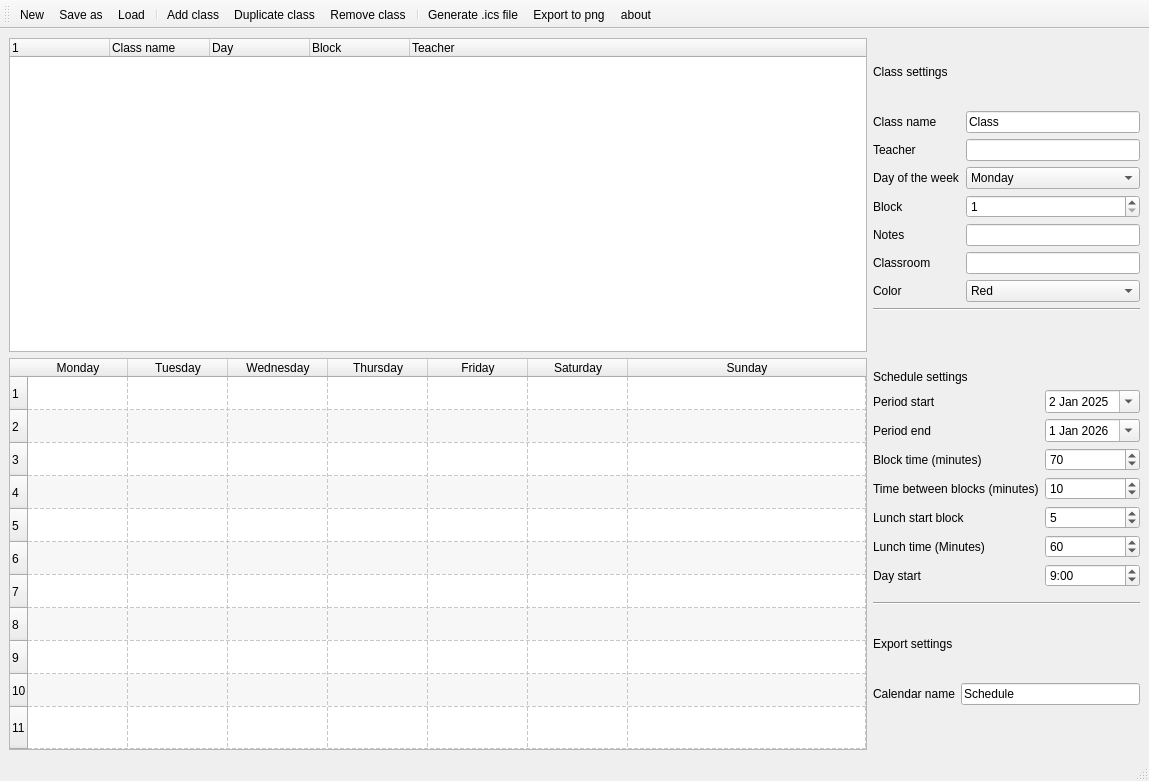
Qt form src/form.ui (discojapi/ics-class-schedule) before a commit.
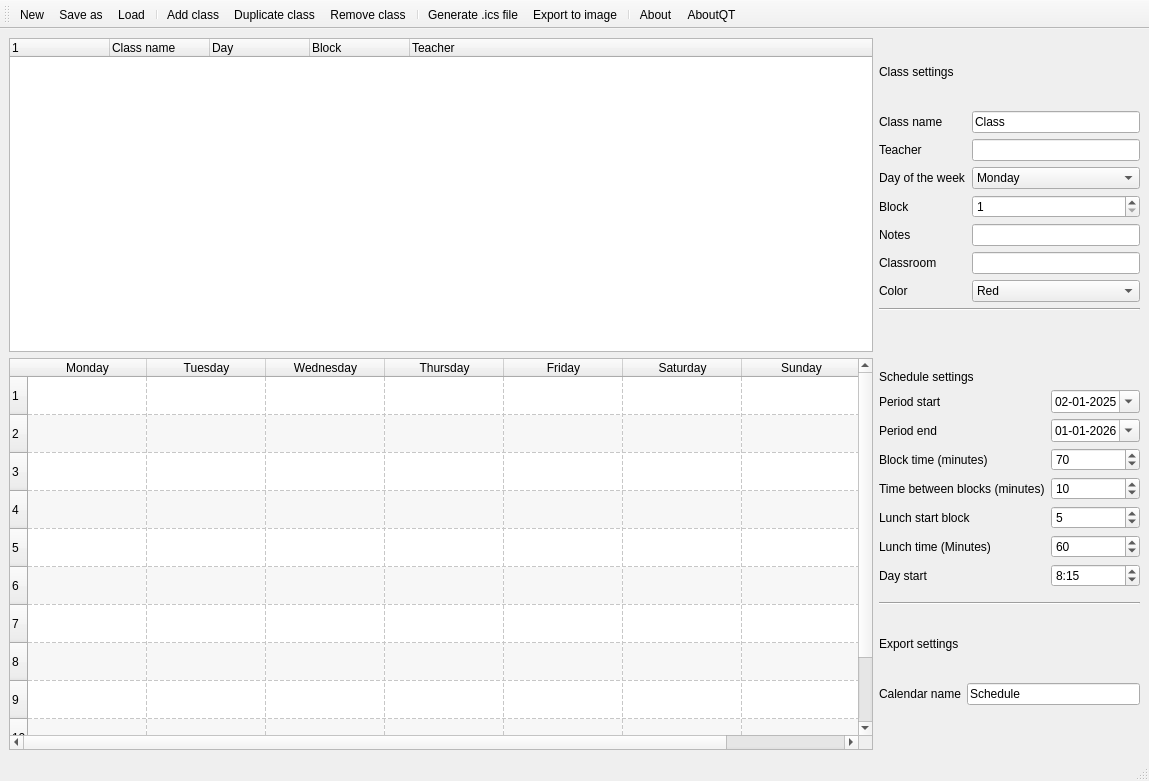
The same form after that commit. Icons and pictures are not drawn.

Diff of the .ui file:
```diff
--- a/src/form.ui
+++ b/src/form.ui
@@ -108,6 +108,9 @@
         <attribute name="horizontalHeaderCascadingSectionResizes">
          <bool>false</bool>
         </attribute>
+        <attribute name="horizontalHeaderDefaultSectionSize">
+         <number>119</number>
+        </attribute>
         <attribute name="horizontalHeaderHighlightSections">
          <bool>true</bool>
         </attribute>
@@ -118,7 +121,7 @@
          <bool>true</bool>
         </attribute>
         <attribute name="verticalHeaderDefaultSectionSize">
-         <number>33</number>
+         <number>38</number>
         </attribute>
         <attribute name="verticalHeaderShowSortIndicator" stdset="0">
          <bool>false</bool>
@@ -428,7 +431,7 @@
          <widget class="QDateEdit" name="periodStartDateEdit">
           <property name="dateTime">
            <datetime>
-            <hour>9</hour>
+            <hour>0</hour>
             <minute>0</minute>
             <second>0</second>
             <year>2025</year>
@@ -436,6 +439,9 @@
             <day>2</day>
            </datetime>
           </property>
+          <property name="displayFormat">
+           <string>dd-MM-yyyy</string>
+          </property>
           <property name="calendarPopup">
            <bool>true</bool>
           </property>
@@ -452,7 +458,7 @@
          <widget class="QDateEdit" name="periodEndDateEdit">
           <property name="dateTime">
            <datetime>
-            <hour>9</hour>
+            <hour>0</hour>
             <minute>0</minute>
             <second>0</second>
             <year>2026</year>
@@ -460,6 +466,9 @@
             <day>1</day>
            </datetime>
           </property>
+          <property name="displayFormat">
+           <string>dd-MM-yyyy</string>
+          </property>
           <property name="calendarPopup">
            <bool>true</bool>
           </property>
@@ -544,8 +553,8 @@
          <widget class="QTimeEdit" name="dayStartTimeEdit">
           <property name="dateTime">
            <datetime>
-            <hour>9</hour>
-            <minute>0</minute>
+            <hour>8</hour>
+            <minute>15</minute>
             <second>0</second>
             <year>2000</year>
             <month>1</month>
@@ -627,6 +636,9 @@
    <property name="windowTitle">
     <string>toolBar</string>
    </property>
+   <property name="toolButtonStyle">
+    <enum>Qt::ToolButtonStyle::ToolButtonFollowStyle</enum>
+   </property>
    <attribute name="toolBarArea">
     <enum>TopToolBarArea</enum>
    </attribute>
@@ -643,7 +655,9 @@
    <addaction name="separator"/>
    <addaction name="action_gen"/>
    <addaction name="actionExport"/>
+   <addaction name="separator"/>
    <addaction name="actionabout"/>
+   <addaction name="actionAboutQT"/>
   </widget>
   <action name="actionAdd_class">
    <property name="icon">
@@ -720,7 +734,7 @@
     <iconset theme="QIcon::ThemeIcon::HelpAbout"/>
    </property>
    <property name="text">
-    <string>about</string>
+    <string>About</string>
    </property>
    <property name="menuRole">
     <enum>QAction::MenuRole::AboutRole</enum>
@@ -742,7 +756,7 @@
     <iconset theme="QIcon::ThemeIcon::InsertImage"/>
    </property>
    <property name="text">
-    <string>Export to png</string>
+    <string>Export to image</string>
    </property>
    <property name="menuRole">
     <enum>QAction::MenuRole::NoRole</enum>
@@ -762,6 +776,20 @@
     <enum>QAction::MenuRole::NoRole</enum>
    </property>
   </action>
+  <action name="actionAboutQT">
+   <property name="icon">
+    <iconset theme="QIcon::ThemeIcon::HelpAbout"/>
+   </property>
+   <property name="text">
+    <string>AboutQT</string>
+   </property>
+   <property name="toolTip">
+    <string>Show info about QT</string>
+   </property>
+   <property name="menuRole">
+    <enum>QAction::MenuRole::NoRole</enum>
+   </property>
+  </action>
  </widget>
  <resources/>
  <connections/>
```
